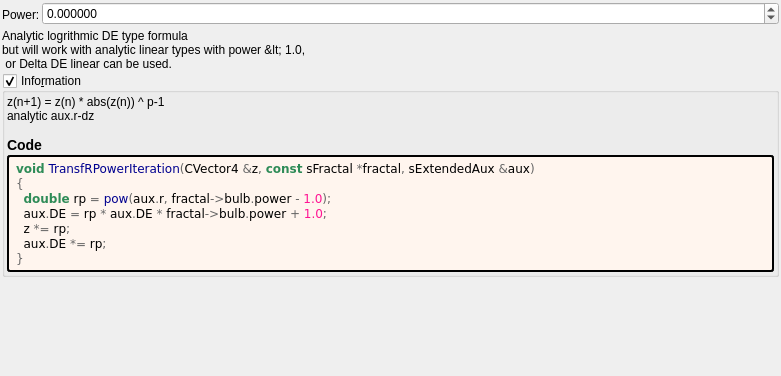
Old version of the form mandelbulber2/formula/ui/transf_r_power.ui in the repository buddhi1980/mandelbulber2; both pictures show x 0 to 781 and y 0 to 376 of the 781 by 756 pixel window.
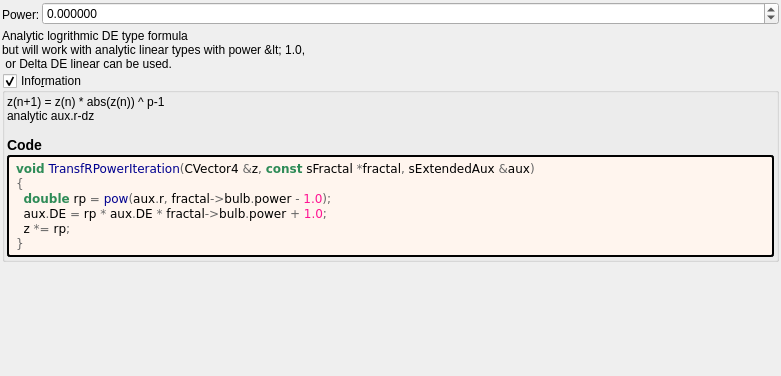
New version of the form. Custom widgets are drawn as their Qt base class.

```diff
--- a/mandelbulber2/formula/ui/transf_r_power.ui
+++ b/mandelbulber2/formula/ui/transf_r_power.ui
@@ -137,7 +137,6 @@
   &lt;span style=&quot;color:#2e8b57; font-weight:bold&quot;&gt;double&lt;/span&gt; rp &lt;span style=&quot;color:#676767&quot;&gt;=&lt;/span&gt; &lt;span style=&quot;color:#00008f&quot;&gt;pow&lt;/span&gt;&lt;span style=&quot;color:#676767&quot;&gt;(&lt;/span&gt;aux&lt;span style=&quot;color:#676767&quot;&gt;.&lt;/span&gt;r&lt;span style=&quot;color:#676767&quot;&gt;,&lt;/span&gt; fractal&lt;span style=&quot;color:#676767&quot;&gt;-&amp;gt;&lt;/span&gt;bulb&lt;span style=&quot;color:#676767&quot;&gt;.&lt;/span&gt;power &lt;span style=&quot;color:#676767&quot;&gt;-&lt;/span&gt; &lt;span style=&quot;color:#ff1493&quot;&gt;1.0&lt;/span&gt;&lt;span style=&quot;color:#676767&quot;&gt;);&lt;/span&gt;
   aux&lt;span style=&quot;color:#676767&quot;&gt;.&lt;/span&gt;DE &lt;span style=&quot;color:#676767&quot;&gt;=&lt;/span&gt; rp &lt;span style=&quot;color:#676767&quot;&gt;*&lt;/span&gt; aux&lt;span style=&quot;color:#676767&quot;&gt;.&lt;/span&gt;DE &lt;span style=&quot;color:#676767&quot;&gt;*&lt;/span&gt; fractal&lt;span style=&quot;color:#676767&quot;&gt;-&amp;gt;&lt;/span&gt;bulb&lt;span style=&quot;color:#676767&quot;&gt;.&lt;/span&gt;power &lt;span style=&quot;color:#676767&quot;&gt;+&lt;/span&gt; &lt;span style=&quot;color:#ff1493&quot;&gt;1.0&lt;/span&gt;&lt;span style=&quot;color:#676767&quot;&gt;;&lt;/span&gt;
   z &lt;span style=&quot;color:#676767&quot;&gt;*=&lt;/span&gt; rp&lt;span style=&quot;color:#676767&quot;&gt;;&lt;/span&gt;
-  aux&lt;span style=&quot;color:#676767&quot;&gt;.&lt;/span&gt;DE &lt;span style=&quot;color:#676767&quot;&gt;*=&lt;/span&gt; rp&lt;span style=&quot;color:#676767&quot;&gt;;&lt;/span&gt;
 &lt;span style=&quot;color:#676767&quot;&gt;}&lt;/span&gt;
 &lt;/pre&gt;
 &lt;/body&gt;</string>
```
